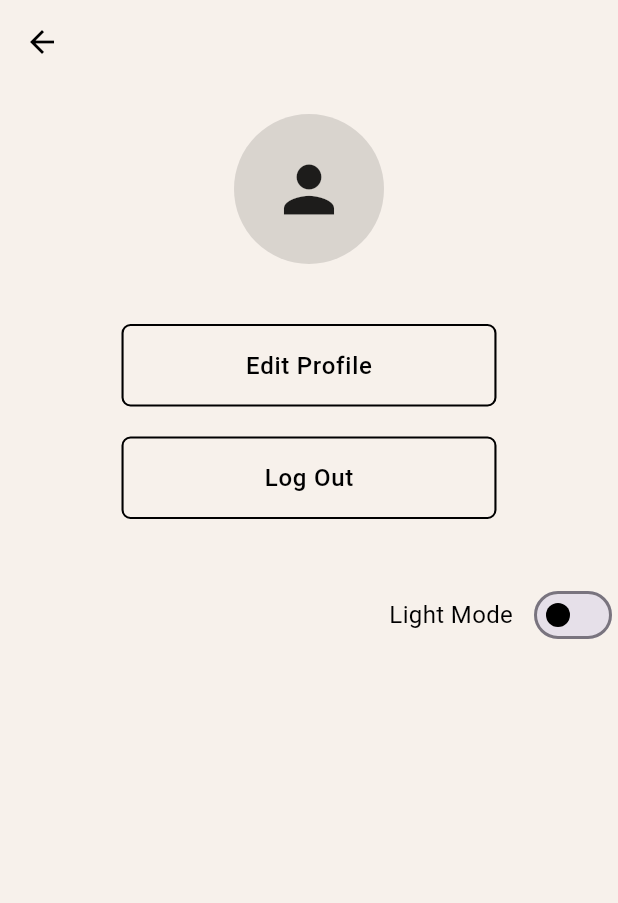
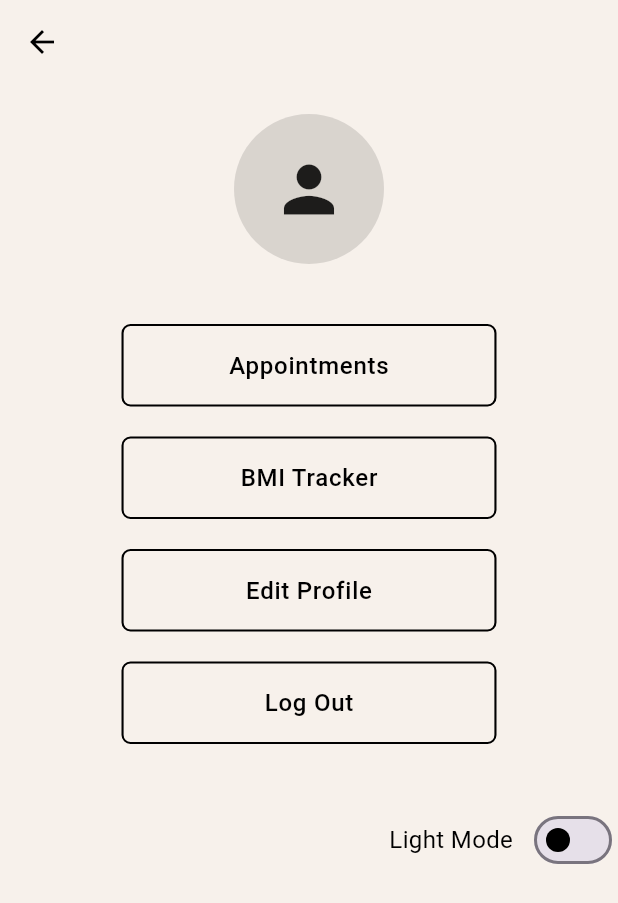
Before and after one commit to Elifsudeozmen/se380gymprojectt, a Flutter app: the ProfilePicturePage screen opened directly, on a phone screen of 412 x 824 dp. Shown: the top 903 px of the screen. Run offline on Flutter 3.47's test engine with Material 3 defaults, Android fonts, the phone set to English and light mode, and no system bars; our stand-ins replace cloud_firestore, firebase_auth, firebase_core, lottie; accounts and stored records are empty.

```diff
--- a/lib/_lib/features/profile_picture_page/widgets/profile_buttons.dart
+++ b/lib/_lib/features/profile_picture_page/widgets/profile_buttons.dart
@@ -4,6 +4,7 @@ import 'package:flutter/material.dart';
 import 'package:gymproject/_lib/features/profile_page/presentation/profile_page.dart';
 import 'package:gymproject/_lib/features/update_profile_page/presentation/update_profile_page.dart';
 import 'package:gymproject/_lib/features/home_page/services/auth_gate.dart';
+import 'package:gymproject/_lib/features/weight_track_page/weight_track_page.dart';
 
 class ProfileButtons extends StatelessWidget {
   final Color textColor;
@@ -14,6 +15,63 @@ class ProfileButtons extends StatelessWidget {
   Widget build(BuildContext context) {
     return Column(
       children: [
+        // Appointments Button
+        SizedBox(
+          width: 250,
+          child: OutlinedButton(
+            onPressed: () {
+              // Şimdilik boş
+            },
+            style: OutlinedButton.styleFrom(
+              side: BorderSide(color: textColor, width: 1.4),
+              padding: const EdgeInsets.symmetric(vertical: 16),
+              shape: RoundedRectangleBorder(
+                borderRadius: BorderRadius.circular(6),
+              ),
+            ),
+            child: Text(
+              "Appointments",
+              style: TextStyle(
+                fontSize: 16,
+                letterSpacing: 0.5,
+                color: textColor,
+              ),
+            ),
+          ),
+        ),
+        const SizedBox(height: 20),
+
+        // BMI Tracker Button
+        SizedBox(
+          width: 250,
+          child: OutlinedButton(
+            onPressed: () {
+              Navigator.push(
+                context,
+                MaterialPageRoute(
+                  builder: (context) => const WeightTrackPage(),
+                ),
+              );
+            },
+            style: OutlinedButton.styleFrom(
+              side: BorderSide(color: textColor, width: 1.4),
+              padding: const EdgeInsets.symmetric(vertical: 16),
+              shape: RoundedRectangleBorder(
+                borderRadius: BorderRadius.circular(6),
+              ),
+            ),
+            child: Text(
+              "BMI Tracker",
+              style: TextStyle(
+                fontSize: 16,
+                letterSpacing: 0.5,
+                color: textColor,
+              ),
+            ),
+          ),
+        ),
+        const SizedBox(height: 20),
+
         SizedBox(
           width: 250,
           child: OutlinedButton(
```
Also changed, not shown: lib/_lib/features/bmi_result_page/presentation/bmi_result_page.dart (+26 -0 lines), lib/_lib/features/weight_height_page/weight_height_page.dart (+27 -0 lines), lib/_lib/features/weight_track_page/weight_track_page.dart (+32 -1 lines).
